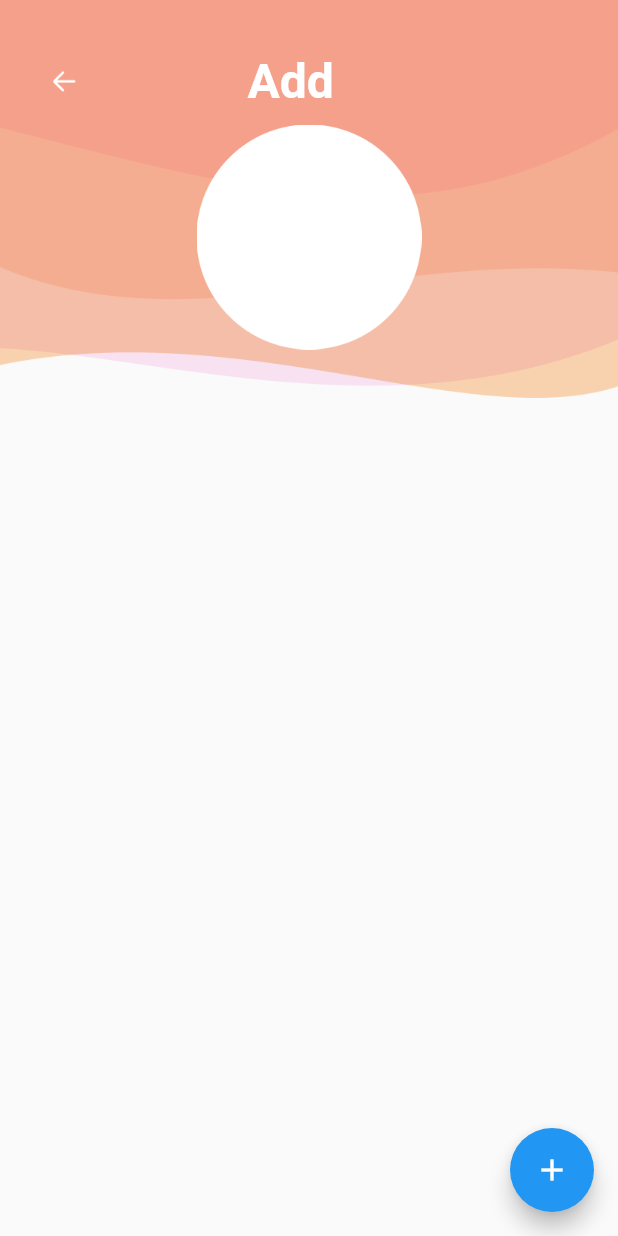
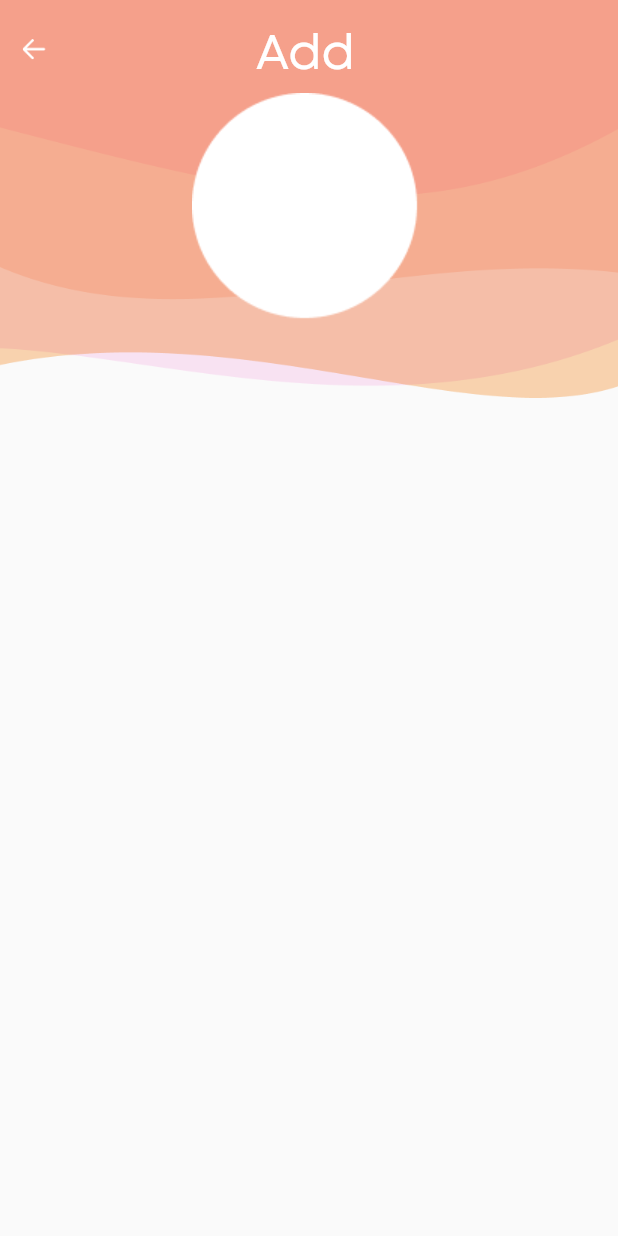
Before and after one commit to technoscope/wombatapp, a Flutter app: the screen it shows after launch, on a phone screen of 412 x 824 dp. Run offline on Flutter 3.47's test engine with Material 2 defaults, Android fonts, the light colour scheme and no system bars.

Commit message:
header completed

```diff
--- a/lib/main.dart
+++ b/lib/main.dart
@@ -38,56 +38,55 @@ class _MyHomePageState extends State<MyHomePage> {
         child: Column(
           children: <Widget>[
             Stack(
-              fit: StackFit.loose,
               children: [
                 Image.asset(
                   'assets/background_images/background_app_bar_new_user.png',
+                  width: MediaQuery.of(context).size.width,
                 ),
-                Column(
+                Container(
+                  width: MediaQuery.of(context).size.width,
+                  padding: new EdgeInsets.fromLTRB(
+                      MediaQuery.of(context).padding.top - 5,
+                      MediaQuery.of(context).padding.top + 20,
+                      0,
+                      0),
+                  child: Column(
                     children: [
-                    Row(
+                      Stack(
                         children: [
-                        Container(
-                            padding: new EdgeInsets.fromLTRB(30,35,0,10),
+                          Positioned(
+                            left:-MediaQuery.of(context).size.width*0.39,
                               child: Image.asset(
                             'assets/button_images/back_arrow_white.png',
                             height: 25,
                             width: 25,
                           )),
-                        Container(
-                            padding: new EdgeInsets.fromLTRB(110,35,0,10),
-                            child: Text('Add',
+                          Text('Add',
                               style: TextStyle(
                                 fontSize: 32,
                                 fontWeight: FontWeight.bold,
+                                fontFamily: 'Mont',
                                 color: Colors.white,
-                                )))
+                              )),
+                        ],
+                        overflow: Overflow.visible,
+                      ),
+                      Stack(children: [
+                        Container(
+                            padding: new EdgeInsets.fromLTRB(0, 10, 0, 0),
+                            child: Image.asset(
+                              'assets/background_images/white_circle.png',
+                            ))
+                      ])
                     ],
                   ),
-                    Stack(
-                      fit: StackFit.loose,
-                      children: [
-                        Positioned(
-                            child: Image.asset(
-                          'assets/background_images/white_circle.png',
-                          width: 150,
-                          height: 150,
-                        ))
-                      ],
-                    )
-                  ],
-                )
+                ),
               ],
             )
           ],
         ),
       ),
-
-      floatingActionButton: FloatingActionButton(
-        onPressed: _incrementCounter,
-        tooltip: 'Increment',
-        child: Icon(Icons.add),
-      ), // This trailing comma makes auto-formatting nicer for build methods.
+      // This trailing comma makes auto-formatting nicer for build methods.
     );
   }
 }
```
Also changed, not shown: pubspec.yaml (+8 -0 lines), assets/background_images/white_circle.png, fonts/Mont/Mont-Hairline.ttf (added), fonts/Mont/Mont-Light.ttf (added), fonts/Mont/Mont-Regular.ttf (added). Lines whose indentation alone changed are shown as unchanged.
